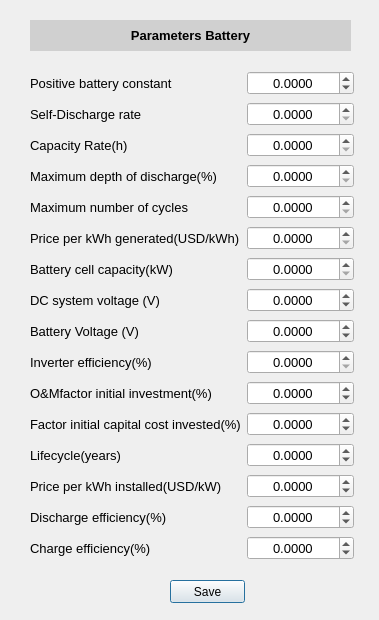
Old version of the form battery.ui in the repository WRopero/osim_microrredes.
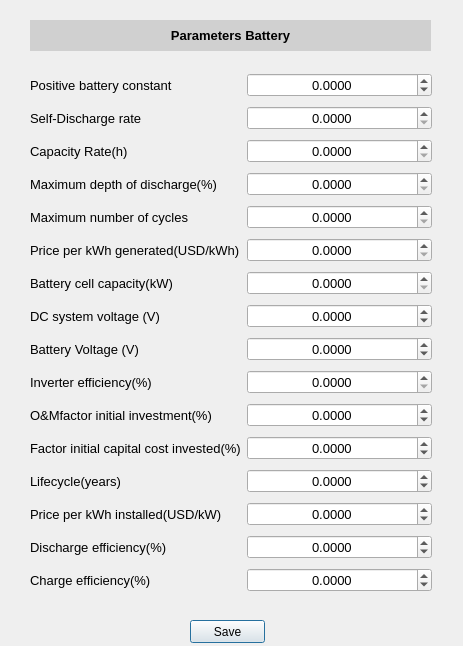
New version of the form.

Diff of the .ui file:
```diff
--- a/battery.ui
+++ b/battery.ui
@@ -6,8 +6,8 @@
    <rect>
     <x>0</x>
     <y>0</y>
-    <width>379</width>
-    <height>620</height>
+    <width>463</width>
+    <height>646</height>
    </rect>
   </property>
   <property name="windowTitle">
@@ -18,8 +18,8 @@
     <rect>
      <x>30</x>
      <y>70</y>
-     <width>324</width>
-     <height>500</height>
+     <width>402</width>
+     <height>539</height>
     </rect>
    </property>
    <layout class="QGridLayout" name="gridLayout">
@@ -585,7 +585,7 @@
     <rect>
      <x>30</x>
      <y>20</y>
-     <width>321</width>
+     <width>401</width>
      <height>31</height>
     </rect>
    </property>
@@ -599,8 +599,8 @@
   <widget class="QPushButton" name="pushButton_2">
    <property name="geometry">
     <rect>
-     <x>170</x>
-     <y>580</y>
+     <x>190</x>
+     <y>620</y>
      <width>75</width>
      <height>23</height>
     </rect>
```
